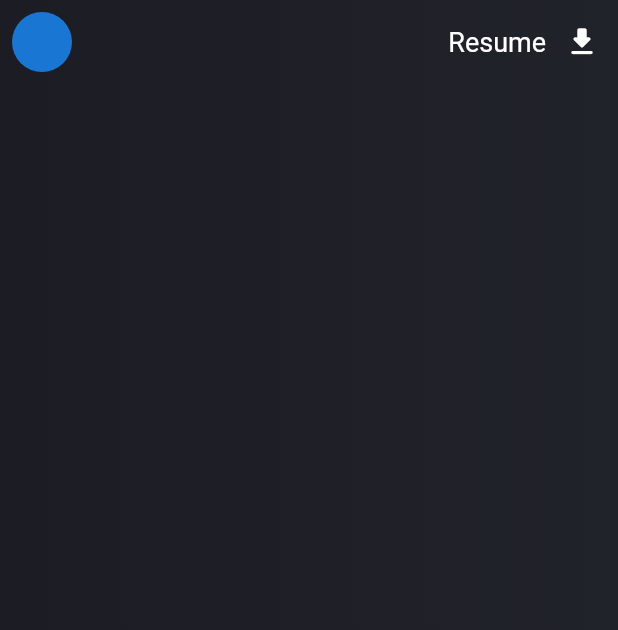
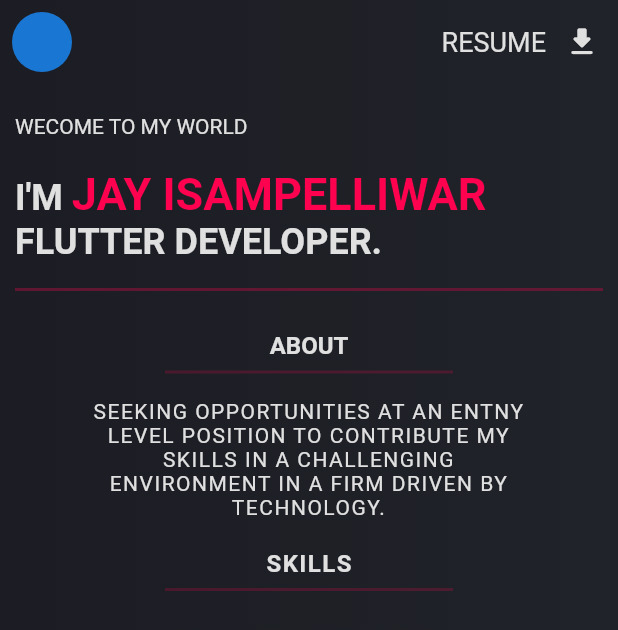
Before and after one commit to jay-isampelliwar/-PortfolioApp, a Flutter app: the screen it shows after launch, on a phone screen of 412 x 824 dp. Shown: the top 630 px of the screen. Run offline on Flutter 3.47's test engine with Material 2 defaults, Android fonts, the phone set to English and light mode, and no system bars; our stand-ins replace flutter_neumorphic, hexcolor.

Commit message:
second commit

```diff
--- a/lib/main.dart
+++ b/lib/main.dart
@@ -1,4 +1,4 @@
-import 'package:flutter/material.dart';
+import 'package:flutter_neumorphic/flutter_neumorphic.dart';
 import 'package:hexcolor/hexcolor.dart';
 
 void main() {
@@ -9,7 +9,7 @@ class MyApp extends StatelessWidget {
   const MyApp({Key? key}) : super(key: key);
   @override
   Widget build(BuildContext context) {
-    return const MaterialApp(
+    return MaterialApp(
       debugShowCheckedModeBanner: false,
       home: Home(),
     );
@@ -17,7 +17,40 @@ class MyApp extends StatelessWidget {
 }
 
 class Home extends StatelessWidget {
-  const Home({Key? key}) : super(key: key);
+  Home({Key? key}) : super(key: key);
+  double textSize = 24;
+  Color? primeColor = Colors.grey[300];
+  Color? secondColor = HexColor("#FE024F");
+  Widget _sizebox(int height) {
+    return SizedBox(
+      height: height.toDouble(),
+    );
+  }
+
+  Widget _text(String text, color, double size, fontWeight, double space,
+      {aligment = TextAlign.left}) {
+    return Text(
+      text,
+      textAlign: aligment,
+      style: TextStyle(
+        color: color,
+        fontWeight: fontWeight,
+        fontSize: size,
+        letterSpacing: space,
+      ),
+    );
+  }
+
+  InlineSpan _textSpan(String text, color, double size, fontWeight) {
+    return TextSpan(
+      text: text,
+      style: TextStyle(
+        color: color,
+        fontWeight: fontWeight,
+        fontSize: size.toDouble(),
+      ),
+    );
+  }
 
   @override
   Widget build(BuildContext context) {
@@ -56,14 +89,13 @@ class Home extends StatelessWidget {
           actions: [
             Row(
               children: [
-                const Text(
-                  "Resume",
-                  style: TextStyle(fontSize: 18),
-                ),
+                _text("Resume".toUpperCase(), primeColor, 18, FontWeight.normal,
+                    0),
                 IconButton(
                   onPressed: () {},
-                  icon: const Icon(
+                  icon: Icon(
                     Icons.download_rounded,
+                    color: primeColor,
                   ),
                 ),
               ],
@@ -71,29 +103,115 @@ class Home extends StatelessWidget {
           ],
         ),
         backgroundColor: Colors.transparent,
-        body: Container(),
+        body: ListView(
+            padding: const EdgeInsets.symmetric(
+              vertical: 20,
+              horizontal: 10,
+            ),
+            children: [
+              _text("Wecome to my world".toUpperCase(), primeColor, 14,
+                  FontWeight.normal, 0),
+              _sizebox(20),
+              SizedBox(
+                width: 250,
+                child: RichText(
+                  text: TextSpan(
+                    children: [
+                      _textSpan(
+                        "I'm ".toUpperCase(),
+                        primeColor,
+                        textSize,
+                        FontWeight.bold,
+                      ),
+                      _textSpan(
+                        "Jay Isampelliwar \n".toUpperCase(),
+                        secondColor,
+                        textSize + 6,
+                        FontWeight.bold,
+                      ),
+                      _textSpan(
+                        "Flutter Developer.".toUpperCase(),
+                        primeColor,
+                        textSize,
+                        FontWeight.bold,
+                      ),
+                    ],
+                  ),
+                ),
+              ),
+              _sizebox(10),
+              Opacity(
+                opacity: 0.3,
+                child: Divider(
+                  thickness: 2,
+                  color: secondColor,
+                ),
+              ),
+              _sizebox(20),
+              Center(
+                child: Padding(
+                  padding: const EdgeInsets.symmetric(horizontal: 10),
+                  child: _text(
+                    "About".toUpperCase(),
+                    primeColor,
+                    16,
+                    FontWeight.bold,
+                    0,
+                  ),
+                ),
+              ),
+              Divider(
+                thickness: 2,
+                color: secondColor?.withOpacity(0.2),
+                indent: 100,
+                endIndent: 100,
+              ),
+              _sizebox(10),
+              Center(
+                child: SizedBox(
+                  child: Padding(
+                    padding: const EdgeInsets.symmetric(horizontal: 50),
+                    child: _text(
+                        "Seeking opportunities at an entny level position to contribute my skills in a challenging environment in a firm driven by technology."
+                            .toUpperCase(),
+                        primeColor,
+                        14,
+                        FontWeight.normal,
+                        1,
+                        aligment: TextAlign.center),
+                  ),
+                ),
+              ),
+              _sizebox(20),
+              Center(
+                child: _text(
+                  "Skills".toUpperCase(),
+                  primeColor,
+                  16,
+                  FontWeight.bold,
+                  1,
+                ),
+              ),
+              Divider(
+                thickness: 2,
+                color: secondColor?.withOpacity(0.2),
+                indent: 100,
+                endIndent: 100,
+              ),
+              _sizebox(10),
+              Column(
+                children: [
+                  Row(
+                    children: [
+                      Column(
+                        children: [Container()],
+                      )
+                    ],
+                  )
+                ],
+              )
+            ]),
       ),
     );
   }
 }
-//  Text(
-//               "Jay Isampelliwar",
-//               textAlign: TextAlign.center,
-//               style: TextStyle(
-//                 color: HexColor("#FE024F"),
-//                 fontSize: 55,
-//                 shadows: [
-//                   Shadow(
-//                     offset: const Offset(0, 0),
-//                     color: HexColor("#FE024F").withOpacity(0.5),
-//                     blurRadius: 20,
-//                   ),
-//                   Shadow(
-//                     offset: const Offset(0, 0),
-//                     color: HexColor("#FE024F").withOpacity(0.5),
-//                     blurRadius: 20,
-//                   )
-//                 ],
-//                 fontWeight: FontWeight.w600,
-//               ),
-//             ),
```
Also changed, not shown: pubspec.yaml (+4 -6 lines), assets/dart.png (added), pubspec.lock.
